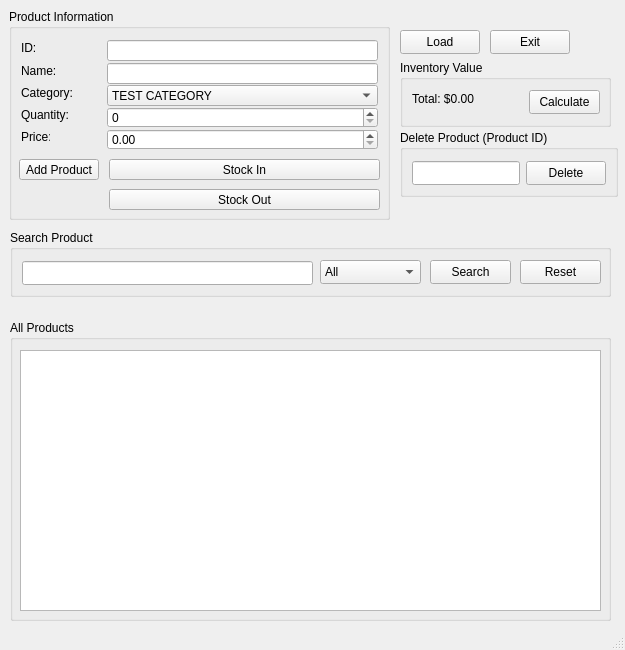
Qt form ui/mainwindow.ui (iRyllB/digital_inventory_system) before a commit.
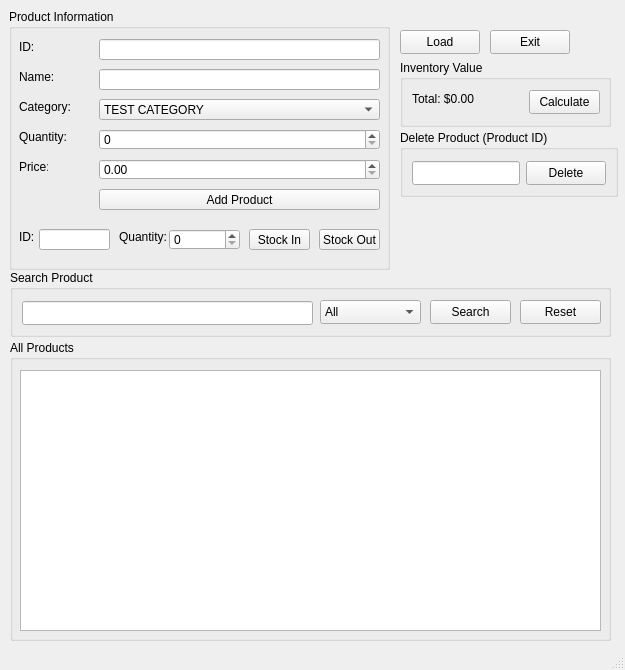
The same form after that commit.

```diff
--- a/ui/mainwindow.ui
+++ b/ui/mainwindow.ui
@@ -7,19 +7,19 @@
     <x>0</x>
     <y>0</y>
     <width>625</width>
-    <height>650</height>
+    <height>670</height>
    </rect>
   </property>
   <property name="minimumSize">
    <size>
     <width>625</width>
-    <height>625</height>
+    <height>670</height>
    </size>
   </property>
   <property name="maximumSize">
    <size>
     <width>625</width>
-    <height>650</height>
+    <height>670</height>
    </size>
   </property>
   <property name="windowTitle">
@@ -32,7 +32,7 @@
       <x>9</x>
       <y>9</y>
       <width>381</width>
-      <height>211</height>
+      <height>261</height>
      </rect>
     </property>
     <property name="title">
@@ -41,8 +41,8 @@
     <widget class="QLabel" name="label_id">
      <property name="geometry">
       <rect>
-       <x>12</x>
-       <y>31</y>
+       <x>10</x>
+       <y>30</y>
        <width>16</width>
        <height>16</height>
       </rect>
@@ -54,9 +54,9 @@
     <widget class="QLineEdit" name="lineEdit_id">
      <property name="geometry">
       <rect>
-       <x>98</x>
-       <y>31</y>
-       <width>271</width>
+       <x>90</x>
+       <y>30</y>
+       <width>281</width>
        <height>21</height>
       </rect>
      </property>
@@ -64,8 +64,8 @@
     <widget class="QLabel" name="label_name">
      <property name="geometry">
       <rect>
-       <x>12</x>
-       <y>54</y>
+       <x>10</x>
+       <y>60</y>
        <width>35</width>
        <height>16</height>
       </rect>
@@ -77,9 +77,9 @@
     <widget class="QLineEdit" name="lineEdit_name">
      <property name="geometry">
       <rect>
-       <x>98</x>
-       <y>54</y>
-       <width>271</width>
+       <x>90</x>
+       <y>60</y>
+       <width>281</width>
        <height>21</height>
       </rect>
      </property>
@@ -87,8 +87,8 @@
     <widget class="QLabel" name="label_category">
      <property name="geometry">
       <rect>
-       <x>12</x>
-       <y>76</y>
+       <x>10</x>
+       <y>90</y>
        <width>51</width>
        <height>16</height>
       </rect>
@@ -100,9 +100,9 @@
     <widget class="QComboBox" name="comboBox_category">
      <property name="geometry">
       <rect>
-       <x>98</x>
-       <y>76</y>
-       <width>271</width>
+       <x>90</x>
+       <y>90</y>
+       <width>281</width>
        <height>21</height>
       </rect>
      </property>
@@ -125,8 +125,8 @@
     <widget class="QLabel" name="label_quantity">
      <property name="geometry">
       <rect>
-       <x>12</x>
-       <y>98</y>
+       <x>10</x>
+       <y>120</y>
        <width>49</width>
        <height>16</height>
       </rect>
@@ -138,9 +138,9 @@
     <widget class="QSpinBox" name="spinBox_quantity">
      <property name="geometry">
       <rect>
-       <x>98</x>
-       <y>98</y>
-       <width>271</width>
+       <x>90</x>
+       <y>120</y>
+       <width>281</width>
        <height>21</height>
       </rect>
      </property>
@@ -151,8 +151,8 @@
     <widget class="QLabel" name="label_price">
      <property name="geometry">
       <rect>
-       <x>12</x>
-       <y>120</y>
+       <x>10</x>
+       <y>150</y>
        <width>29</width>
        <height>16</height>
       </rect>
@@ -164,9 +164,9 @@
     <widget class="QDoubleSpinBox" name="doubleSpinBox_price">
      <property name="geometry">
       <rect>
-       <x>98</x>
-       <y>120</y>
-       <width>271</width>
+       <x>90</x>
+       <y>150</y>
+       <width>281</width>
        <height>21</height>
       </rect>
      </property>
@@ -174,25 +174,48 @@
       <double>99999999.989999994635582</double>
      </property>
     </widget>
-    <widget class="QPushButton" name="pushButton_add">
+    <widget class="QLabel" name="label_id_2">
      <property name="geometry">
       <rect>
        <x>10</x>
-       <y>150</y>
-       <width>80</width>
+       <y>220</y>
+       <width>16</width>
+       <height>16</height>
+      </rect>
+     </property>
+     <property name="text">
+      <string>ID:</string>
+     </property>
+    </widget>
+    <widget class="QLineEdit" name="lineEdit_id_2">
+     <property name="geometry">
+      <rect>
+       <x>30</x>
+       <y>220</y>
+       <width>71</width>
        <height>21</height>
       </rect>
      </property>
+    </widget>
+    <widget class="QPushButton" name="pushButton_stockOut">
+     <property name="geometry">
+      <rect>
+       <x>310</x>
+       <y>220</y>
+       <width>61</width>
+       <height>21</height>
+      </rect>
+     </property>
      <property name="text">
-      <string>Add Product</string>
+      <string>Stock Out</string>
      </property>
     </widget>
     <widget class="QPushButton" name="pushButton_stockIn">
      <property name="geometry">
       <rect>
-       <x>100</x>
-       <y>150</y>
-       <width>271</width>
+       <x>240</x>
+       <y>220</y>
+       <width>61</width>
        <height>21</height>
       </rect>
      </property>
@@ -200,17 +223,43 @@
       <string>Stock In</string>
      </property>
     </widget>
-    <widget class="QPushButton" name="pushButton_stockOut">
+    <widget class="QLabel" name="label_quantity_2">
      <property name="geometry">
       <rect>
-       <x>100</x>
+       <x>110</x>
+       <y>220</y>
+       <width>49</width>
+       <height>16</height>
+      </rect>
+     </property>
+     <property name="text">
+      <string>Quantity:</string>
+     </property>
+    </widget>
+    <widget class="QSpinBox" name="spinBox_quantity_2">
+     <property name="geometry">
+      <rect>
+       <x>160</x>
+       <y>220</y>
+       <width>71</width>
+       <height>21</height>
+      </rect>
+     </property>
+     <property name="maximum">
+      <number>999999</number>
+     </property>
+    </widget>
+    <widget class="QPushButton" name="pushButton_add">
+     <property name="geometry">
+      <rect>
+       <x>90</x>
        <y>180</y>
-       <width>271</width>
+       <width>281</width>
        <height>21</height>
       </rect>
      </property>
      <property name="text">
-      <string>Stock Out</string>
+      <string>Add Product</string>
      </property>
     </widget>
    </widget>
@@ -218,7 +267,7 @@
     <property name="geometry">
      <rect>
       <x>10</x>
-      <y>320</y>
+      <y>340</y>
       <width>601</width>
       <height>301</height>
      </rect>
@@ -329,7 +378,7 @@
     <property name="geometry">
      <rect>
       <x>10</x>
-      <y>230</y>
+      <y>270</y>
       <width>601</width>
       <height>67</height>
      </rect>
```
